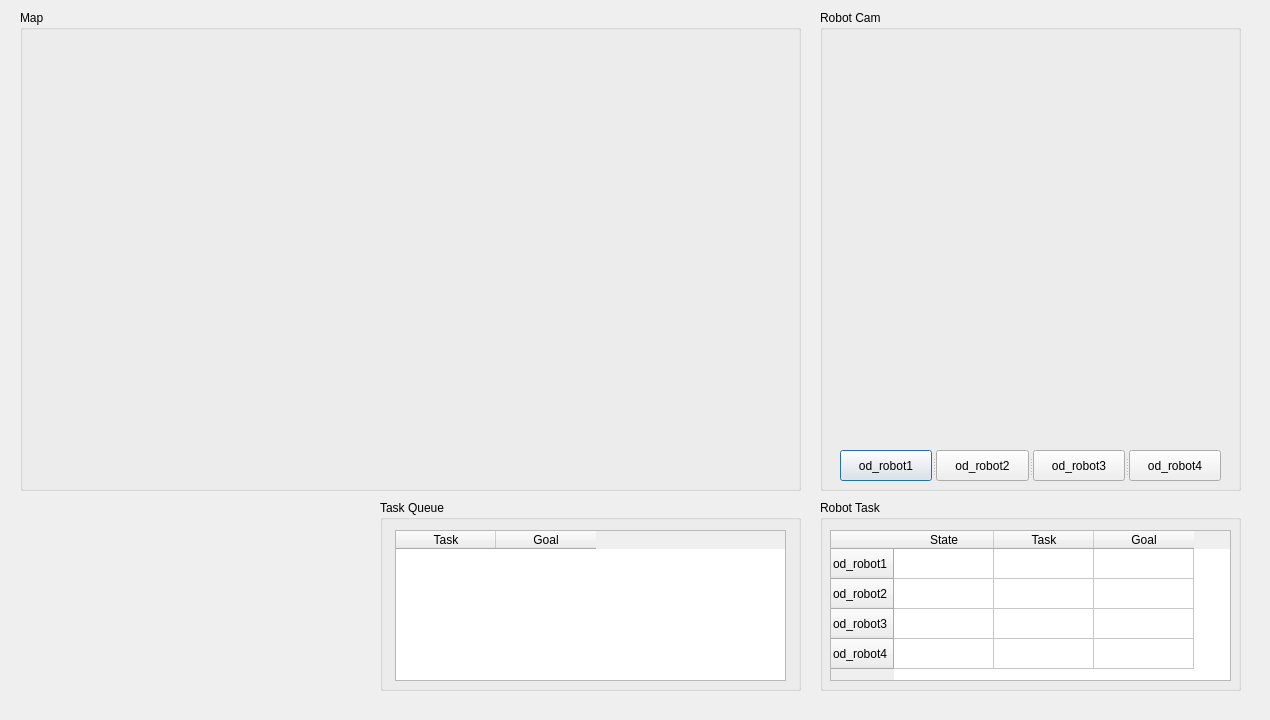
Qt form gui/wms/wms.ui (addinedu-ros-5th/ros-repo-3) before a commit.
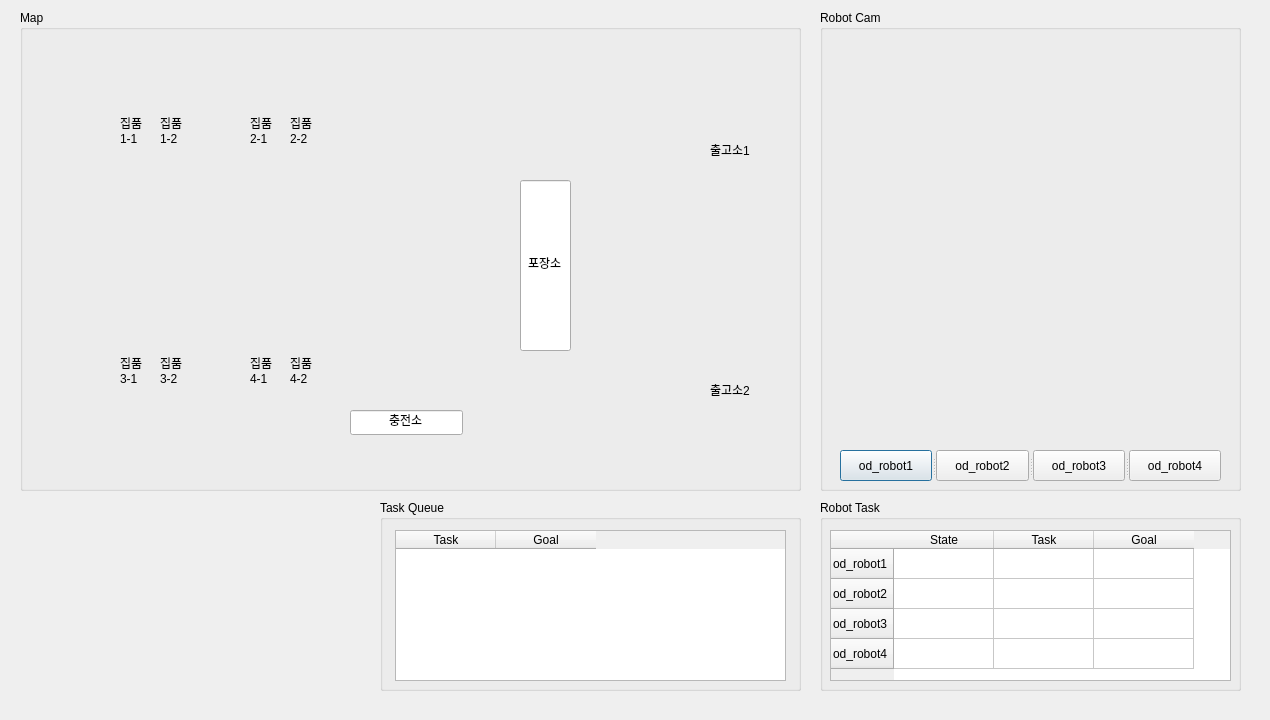
The same form after that commit.

What changed in the file:
```diff
--- a/gui/wms/wms.ui
+++ b/gui/wms/wms.ui
@@ -155,6 +155,168 @@
      <string/>
     </property>
    </widget>
+   <widget class="QLineEdit" name="lineEdit1">
+    <property name="geometry">
+     <rect>
+      <x>330</x>
+      <y>400</y>
+      <width>113</width>
+      <height>25</height>
+     </rect>
+    </property>
+    <property name="text">
+     <string>충전소</string>
+    </property>
+    <property name="alignment">
+     <set>Qt::AlignCenter</set>
+    </property>
+   </widget>
+   <widget class="QLabel" name="label_1">
+    <property name="geometry">
+     <rect>
+      <x>100</x>
+      <y>100</y>
+      <width>31</width>
+      <height>41</height>
+     </rect>
+    </property>
+    <property name="text">
+     <string>&lt;html&gt;&lt;head/&gt;&lt;body&gt;&lt;p&gt;집품&lt;br/&gt;1-1&lt;/p&gt;&lt;/body&gt;&lt;/html&gt;</string>
+    </property>
+   </widget>
+   <widget class="QLabel" name="label_2">
+    <property name="geometry">
+     <rect>
+      <x>140</x>
+      <y>100</y>
+      <width>31</width>
+      <height>41</height>
+     </rect>
+    </property>
+    <property name="text">
+     <string>&lt;html&gt;&lt;head/&gt;&lt;body&gt;&lt;p&gt;집품&lt;br/&gt;1-2&lt;/p&gt;&lt;/body&gt;&lt;/html&gt;</string>
+    </property>
+   </widget>
+   <widget class="QLabel" name="label_4">
+    <property name="geometry">
+     <rect>
+      <x>270</x>
+      <y>100</y>
+      <width>31</width>
+      <height>41</height>
+     </rect>
+    </property>
+    <property name="text">
+     <string>&lt;html&gt;&lt;head/&gt;&lt;body&gt;&lt;p&gt;집품&lt;br/&gt;2-2&lt;/p&gt;&lt;/body&gt;&lt;/html&gt;</string>
+    </property>
+   </widget>
+   <widget class="QLabel" name="label_3">
+    <property name="geometry">
+     <rect>
+      <x>230</x>
+      <y>100</y>
+      <width>31</width>
+      <height>41</height>
+     </rect>
+    </property>
+    <property name="text">
+     <string>&lt;html&gt;&lt;head/&gt;&lt;body&gt;&lt;p&gt;집품&lt;br/&gt;2-1&lt;/p&gt;&lt;/body&gt;&lt;/html&gt;</string>
+    </property>
+   </widget>
+   <widget class="QLabel" name="label_5">
+    <property name="geometry">
+     <rect>
+      <x>100</x>
+      <y>340</y>
+      <width>31</width>
+      <height>41</height>
+     </rect>
+    </property>
+    <property name="text">
+     <string>&lt;html&gt;&lt;head/&gt;&lt;body&gt;&lt;p&gt;집품&lt;br/&gt;3-1&lt;/p&gt;&lt;/body&gt;&lt;/html&gt;</string>
+    </property>
+   </widget>
+   <widget class="QLabel" name="label_6">
+    <property name="geometry">
+     <rect>
+      <x>140</x>
+      <y>340</y>
+      <width>31</width>
+      <height>41</height>
+     </rect>
+    </property>
+    <property name="text">
+     <string>&lt;html&gt;&lt;head/&gt;&lt;body&gt;&lt;p&gt;집품&lt;br/&gt;3-2&lt;/p&gt;&lt;/body&gt;&lt;/html&gt;</string>
+    </property>
+   </widget>
+   <widget class="QLabel" name="label_7">
+    <property name="geometry">
+     <rect>
+      <x>230</x>
+      <y>340</y>
+      <width>31</width>
+      <height>41</height>
+     </rect>
+    </property>
+    <property name="text">
+     <string>&lt;html&gt;&lt;head/&gt;&lt;body&gt;&lt;p&gt;집품&lt;br/&gt;4-1&lt;/p&gt;&lt;/body&gt;&lt;/html&gt;</string>
+    </property>
+   </widget>
+   <widget class="QLabel" name="label_8">
+    <property name="geometry">
+     <rect>
+      <x>270</x>
+      <y>340</y>
+      <width>31</width>
+      <height>41</height>
+     </rect>
+    </property>
+    <property name="text">
+     <string>&lt;html&gt;&lt;head/&gt;&lt;body&gt;&lt;p&gt;집품&lt;br/&gt;4-2&lt;/p&gt;&lt;/body&gt;&lt;/html&gt;</string>
+    </property>
+   </widget>
+   <widget class="QLabel" name="label_9">
+    <property name="geometry">
+     <rect>
+      <x>690</x>
+      <y>130</y>
+      <width>51</width>
+      <height>21</height>
+     </rect>
+    </property>
+    <property name="text">
+     <string>&lt;html&gt;&lt;head/&gt;&lt;body&gt;&lt;p&gt;출고소1&lt;/p&gt;&lt;/body&gt;&lt;/html&gt;</string>
+    </property>
+   </widget>
+   <widget class="QLabel" name="label_10">
+    <property name="geometry">
+     <rect>
+      <x>690</x>
+      <y>370</y>
+      <width>51</width>
+      <height>21</height>
+     </rect>
+    </property>
+    <property name="text">
+     <string>&lt;html&gt;&lt;head/&gt;&lt;body&gt;&lt;p&gt;출고소2&lt;/p&gt;&lt;/body&gt;&lt;/html&gt;</string>
+    </property>
+   </widget>
+   <widget class="QLineEdit" name="lineEdit_2">
+    <property name="geometry">
+     <rect>
+      <x>500</x>
+      <y>170</y>
+      <width>51</width>
+      <height>171</height>
+     </rect>
+    </property>
+    <property name="text">
+     <string>포장소</string>
+    </property>
+    <property name="alignment">
+     <set>Qt::AlignCenter</set>
+    </property>
+   </widget>
   </widget>
   <widget class="QGroupBox" name="Queue_groupBox3">
    <property name="geometry">
```
